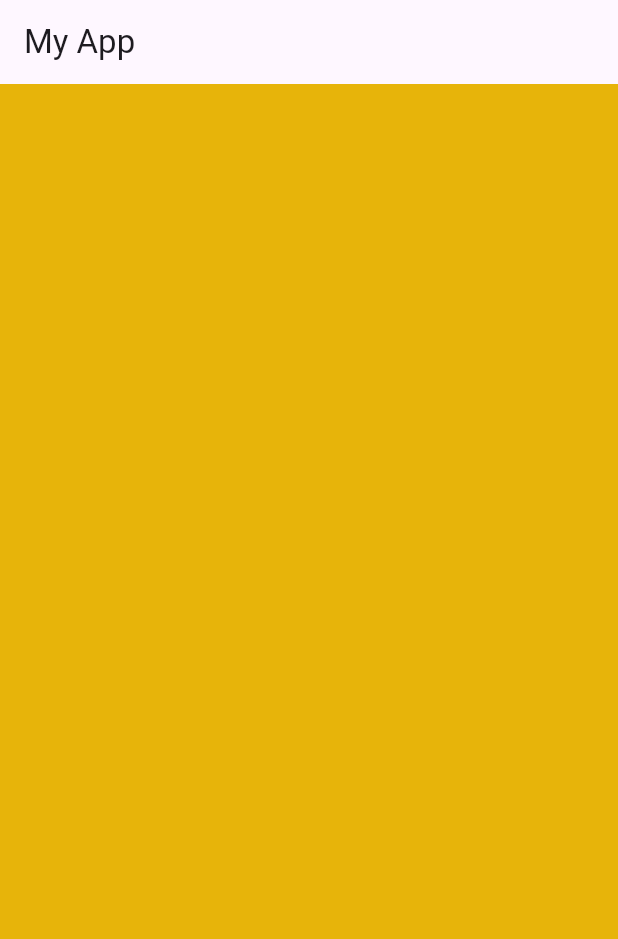
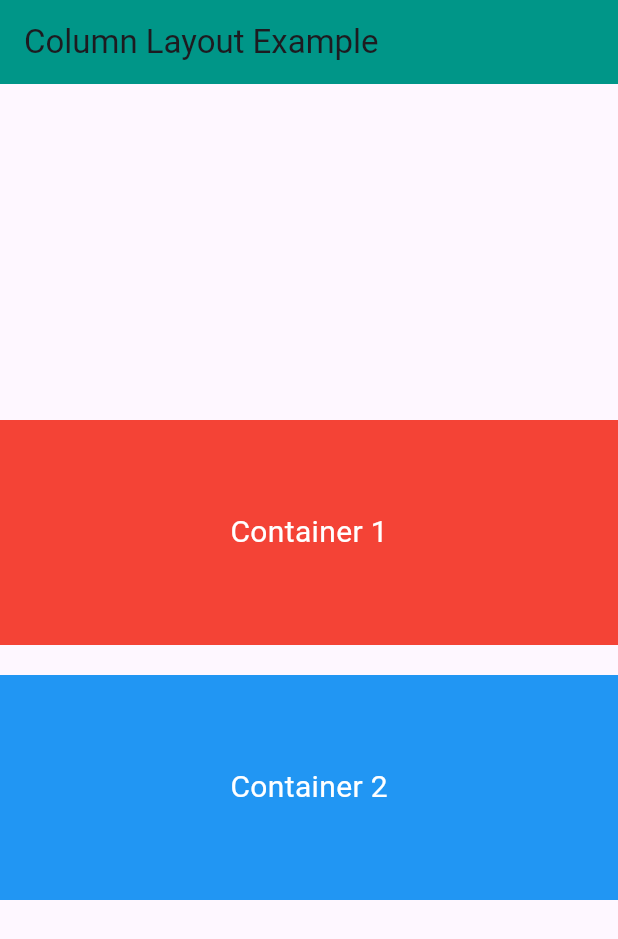
Before and after one commit to jeevandas-jd/autogen-projects, a Flutter app: the screen it shows after launch, on a phone screen of 412 x 824 dp. Shown: the top 939 px of the screen. Run offline on Flutter 3.47's test engine with Material 3 defaults, Android fonts, the phone set to English and light mode, and no system bars.

Commit message:
flutterRowAndColumnWidgets

```diff
--- a/flutter_tutorial/lib/main.dart
+++ b/flutter_tutorial/lib/main.dart
@@ -1,34 +1,49 @@
 import 'package:flutter/material.dart';
 
-class MyWidget extends StatefulWidget {
-  const MyWidget({super.key});
-
-  @override
-  State<MyWidget> createState() => _MyWidgetState();
+void main() {
+  runApp(MyApp());
 }
 
-class _MyWidgetState extends State<MyWidget> {
+class MyApp extends StatelessWidget {
   @override
   Widget build(BuildContext context) {
     return MaterialApp(
-        theme: ThemeData(primaryColor: Colors.amber), home: Homescreen());
+      home: HomeScreen(),
+      debugShowCheckedModeBanner: false,
+    );
   }
 }
 
-class Homescreen extends StatelessWidget {
-  const Homescreen({super.key});
-
+class HomeScreen extends StatelessWidget {
   @override
   Widget build(BuildContext context) {
     return Scaffold(
-      backgroundColor: Color.fromARGB(255, 231, 180, 10),
       appBar: AppBar(
-        title: Text('My App'),
+        title: Text('Column Layout Example'),
+        backgroundColor: Colors.teal,
+      ),
+      body: Column(
+        mainAxisAlignment: MainAxisAlignment.center,
+        children: [
+          Container(
+            height: 150,
+            width: double.infinity,
+            color: Colors.red,
+            child: Center(
+                child: Text('Container 1',
+                    style: TextStyle(color: Colors.white, fontSize: 20))),
+          ),
+          SizedBox(height: 20),
+          Container(
+            height: 150,
+            width: double.infinity,
+            color: Colors.blue,
+            child: Center(
+                child: Text('Container 2',
+                    style: TextStyle(color: Colors.white, fontSize: 20))),
+          ),
+        ],
       ),
     );
   }
 }
-
-void main() {
-  runApp(MyWidget());
-}
```
